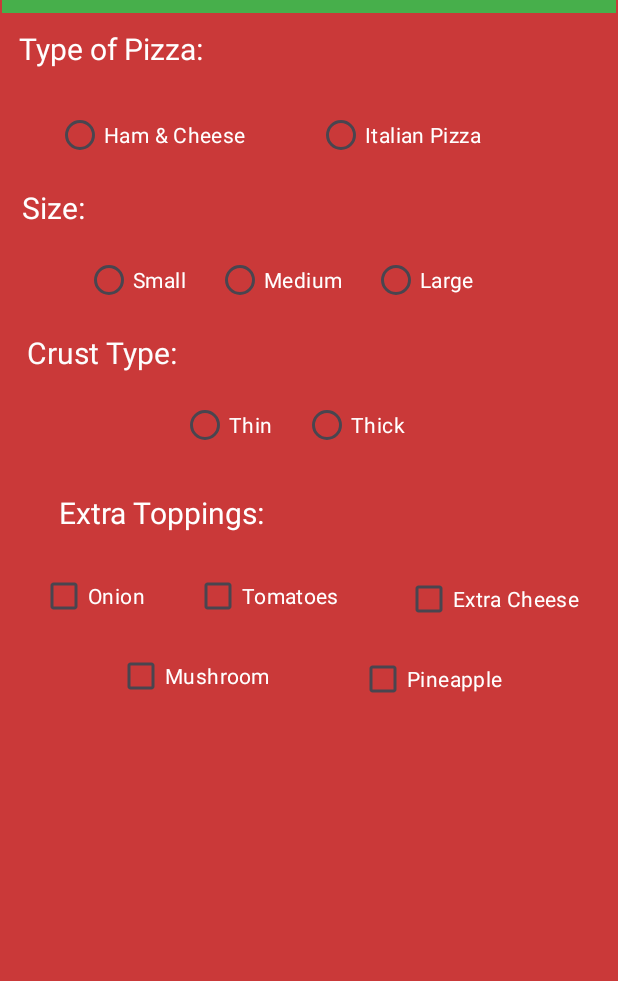
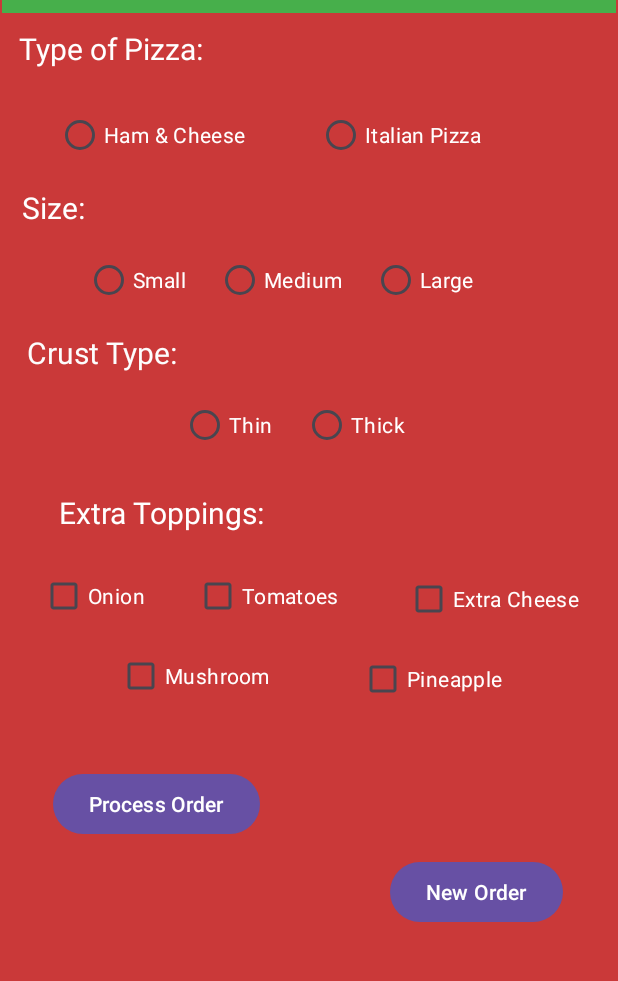
Before and after one commit to jowen-jowen/SliceMeUpPizza, an Android app: the screen it shows after launch (MainActivity), on a phone screen of 412 x 824 dp, the part 83-1064 px from its top. Run offline under Robolectric (Android 15) with nearby library versions, the phone set to English and light mode, and no system bars; Roboto replaces fonts that are not available here.

Commit message:
added button

```diff
--- a/app/src/main/res/layout/activity_main.xml
+++ b/app/src/main/res/layout/activity_main.xml
@@ -285,4 +285,30 @@
             android:textColor="#FFFFFF" />
     </RadioGroup>
 
+    <Button
+        android:id="@+id/btnProcess"
+        android:layout_width="wrap_content"
+        android:layout_height="wrap_content"
+        android:layout_marginStart="56dp"
+        android:layout_marginTop="37dp"
+        android:layout_marginEnd="43dp"
+        android:text="Process Order"
+        app:layout_constraintEnd_toStartOf="@+id/btnNewOrder"
+        app:layout_constraintStart_toStartOf="parent"
+        app:layout_constraintTop_toBottomOf="@+id/cbMushrooms" />
+
+    <Button
+        android:id="@+id/btnNewOrder"
+        android:layout_width="wrap_content"
+        android:layout_height="wrap_content"
+        android:layout_marginStart="43dp"
+        android:layout_marginTop="35dp"
+        android:layout_marginEnd="58dp"
+        android:layout_marginBottom="92dp"
+        android:text="New Order"
+        app:layout_constraintBottom_toBottomOf="parent"
+        app:layout_constraintEnd_toEndOf="parent"
+        app:layout_constraintStart_toEndOf="@+id/btnProcess"
+        app:layout_constraintTop_toBottomOf="@+id/cbPineapple" />
+
 </androidx.constraintlayout.widget.ConstraintLayout>
```
